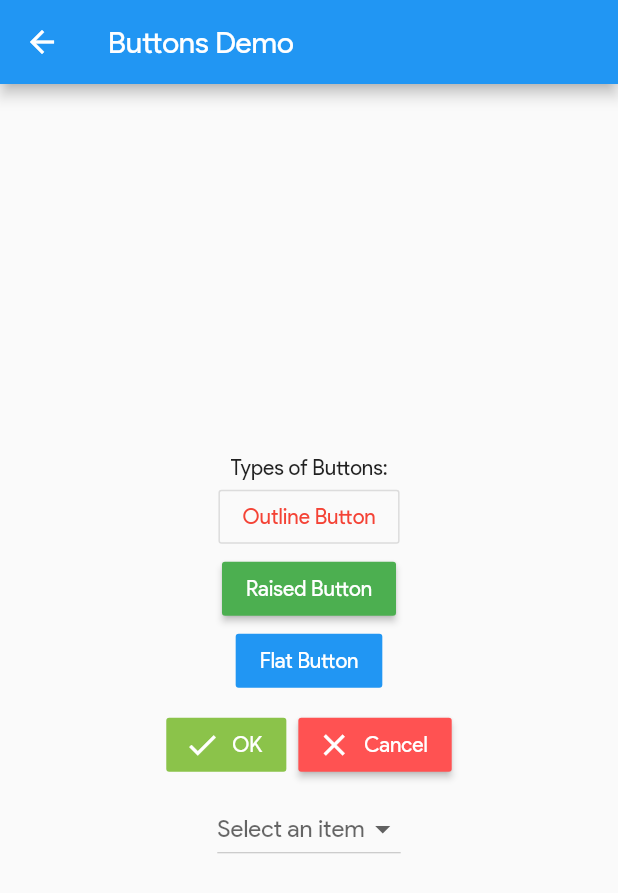
After one commit to madhavtripathi05/Flutter-Examples, a Flutter app: the screen it shows after launch, after a tap on "Buttons", on a phone screen of 412 x 824 dp. The commit adds this screen. Shown: the top 893 px of the screen. Run offline on Flutter 3.47's test engine with Material 2 defaults, Android fonts, the phone set to English and light mode, and no system bars; our stand-ins replace simple_animations.

Commit message:
added buttons demo

```diff
--- a/material_app/lib/main.dart
+++ b/material_app/lib/main.dart
@@ -1,12 +1,14 @@
 import 'package:flutter/material.dart';
-import 'package:material_app/screens/home_screen.dart';
-import 'package:material_app/screens/screen1.dart';
-import 'package:material_app/screens/screen2.dart';
-import 'package:material_app/widgets/stack_widget.dart';
 
+import './screens/home_screen.dart';
+import './screens/screen1.dart';
+import './screens/screen2.dart';
+
+import './widgets/buttons_demo.dart';
 import './widgets/row_column.dart';
 import './widgets/scaffold_widget.dart';
 import './widgets/sliders_demo.dart';
+import './widgets/stack_widget.dart';
 
 //as every programming language execution starts from main()
 void main() => runApp(MyApp());
@@ -22,10 +24,7 @@ class MyApp extends StatelessWidget {
       title: 'Sample App',
 
       //theme:
-      theme: ThemeData(
-        primaryColor: Colors.blue,
-        fontFamily: 'google'
-      ),
+      theme: ThemeData(primaryColor: Colors.blue, fontFamily: 'google'),
 
       //our app will be loaded from here
       home: ScaffoldWidget(),
@@ -33,6 +32,7 @@ class MyApp extends StatelessWidget {
       //routes to different screens
       routes: {
         /*if home not specified app will start from here*/
+        ButtonsDemo.routeName: (context) => ButtonsDemo(),
         HomeScreen.routeName: (context) => HomeScreen(),
         RowColumn.routeName: (context) => RowColumn(),
         ScaffoldWidget.routeName: (context) => ScaffoldWidget(),
--- /dev/null
+++ b/material_app/lib/widgets/buttons_demo.dart
@@ -0,0 +1,79 @@
+import 'package:flutter/material.dart';
+
+class ButtonsDemo extends StatefulWidget {
+  static const routeName = '/buttons';
+  @override
+  _ButtonsDemoState createState() => _ButtonsDemoState();
+}
+
+class _ButtonsDemoState extends State<ButtonsDemo> {
+  List<String> dropdownItems = ['item 1', 'item 2', 'item 3'];
+  String selectedItem;
+
+  @override
+  Widget build(BuildContext context) {
+    return Scaffold(
+      appBar: AppBar(
+        title: Text('Buttons Demo'),
+      ),
+      body: Column(
+        mainAxisAlignment: MainAxisAlignment.center,
+        children: <Widget>[
+          Text('Types of Buttons:'),
+          OutlineButton(
+              textColor: Colors.red,
+              highlightedBorderColor: Colors.red,
+              onPressed: () => print('Outline Button pressed'),
+              child: Text('Outline Button')),
+          RaisedButton(
+              color: Colors.green,
+              textColor: Colors.white,
+              onPressed: () => print('Raised Button'),
+              child: Text('Raised Button')),
+          FlatButton(
+              color: Colors.blue,
+              textColor: Colors.white,
+              onPressed: () => print('Flat Button'),
+              child: Text('Flat Button')),
+          ButtonBar(
+            alignment: MainAxisAlignment.center,
+            children: <Widget>[
+              FlatButton.icon(
+                  color: Colors.lightGreen,
+                  textColor: Colors.white,
+                  onPressed: () => print('OK'),
+                  icon: Icon(Icons.check),
+                  label: Text('OK')),
+              RaisedButton.icon(
+                color: Colors.redAccent,
+                onPressed: () => print('Cancel'),
+                label: Text('Cancel'),
+                icon: Icon(Icons.clear),
+              ),
+            ],
+          ),
+          DropdownButton(
+            hint: Text('Select an item'),
+            // current value of dropdown item.
+            value: selectedItem,
+// aligning widgets in Center
+            /* Okay, bear with me here, So items except
+              List<DropdownItem<String>> type. we can make
+              a dynamic ^ list by mapping out dropdownItems
+              to a Text widget and then finally convert it
+              to a List and assign to items. */
+            items: dropdownItems
+                .map((item) => DropdownMenuItem(
+                      child: Text(item),
+                      value: item,
+                    ))
+                .toList(),
+
+            // change value when new item is selected.
+            onChanged: (item) => setState(() => selectedItem = item),
+          ),
+        ],
+      ),
+    );
+  }
+}
--- a/material_app/lib/widgets/scaffold_widget.dart
+++ b/material_app/lib/widgets/scaffold_widget.dart
@@ -6,6 +6,7 @@ import 'package:material_app/widgets/sliders_demo.dart';
 import 'package:material_app/widgets/stack_widget.dart';
 
 import '../widgets/row_column.dart';
+import 'buttons_demo.dart';
 
 class ScaffoldWidget extends StatefulWidget {
   static const routeName = '/scaffold-widget';
@@ -85,6 +86,13 @@ class _ScaffoldWidgetState extends State<ScaffoldWidget> {
               onPressed: () =>
                   Navigator.pushNamed(context, SlidersDemo.routeName),
               child: Text('Sliders'),
+            ),
+            RaisedButton(
+              color: myColor,
+              textColor: Colors.white,
+              onPressed: () =>
+                  Navigator.pushNamed(context, ButtonsDemo.routeName),
+              child: Text('Buttons'),
             ),
           ],
         ),
```
